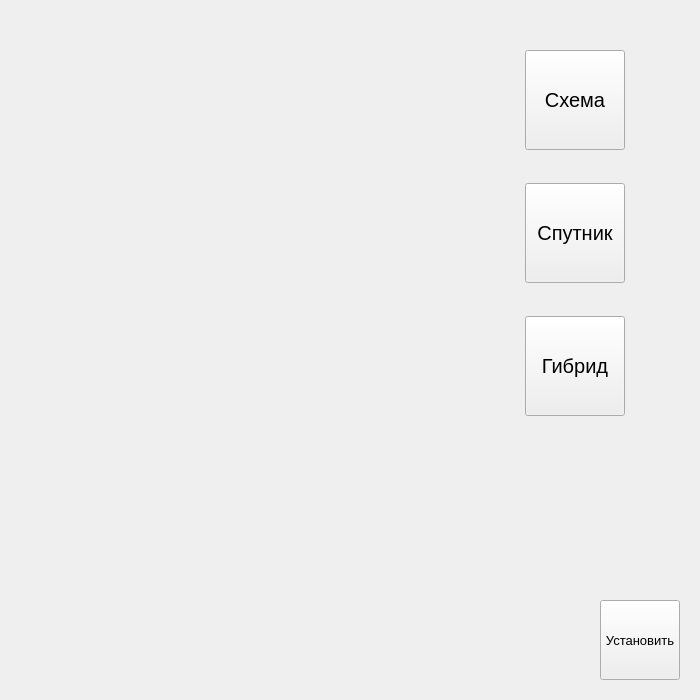
Alexandr-Gavrin/MapAPI, file Map.ui: the form before one commit.
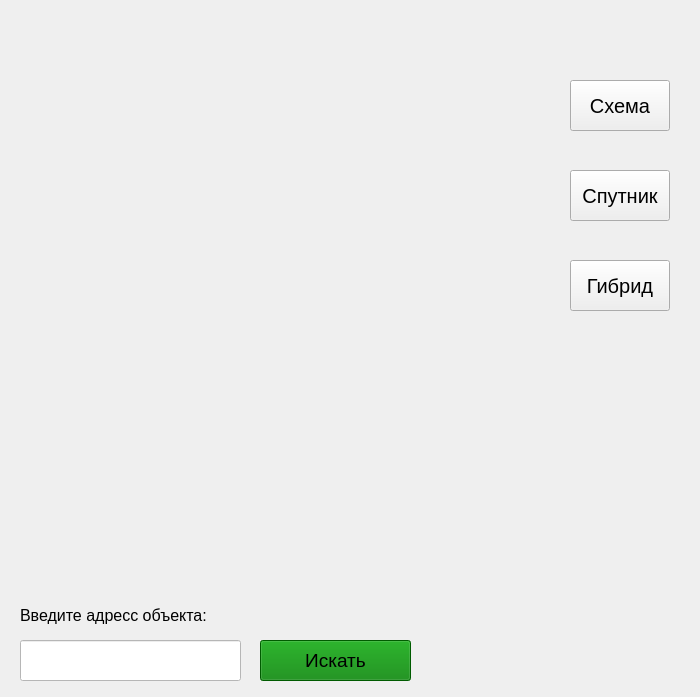
The form after the commit.

```diff
--- a/Map.ui
+++ b/Map.ui
@@ -7,7 +7,7 @@
     <x>0</x>
     <y>0</y>
     <width>700</width>
-    <height>700</height>
+    <height>697</height>
    </rect>
   </property>
   <property name="windowTitle">
@@ -16,10 +16,10 @@
   <widget class="QLabel" name="map">
    <property name="geometry">
     <rect>
-     <x>50</x>
-     <y>50</y>
-     <width>400</width>
-     <height>400</height>
+     <x>20</x>
+     <y>20</y>
+     <width>521</width>
+     <height>471</height>
     </rect>
    </property>
    <property name="text">
@@ -29,10 +29,10 @@
   <widget class="QPushButton" name="btn_map">
    <property name="geometry">
     <rect>
-     <x>525</x>
-     <y>50</y>
+     <x>570</x>
+     <y>80</y>
      <width>100</width>
-     <height>100</height>
+     <height>51</height>
     </rect>
    </property>
    <property name="font">
@@ -47,10 +47,10 @@
   <widget class="QPushButton" name="btn_sat">
    <property name="geometry">
     <rect>
-     <x>525</x>
-     <y>183</y>
+     <x>570</x>
+     <y>170</y>
      <width>100</width>
-     <height>100</height>
+     <height>51</height>
     </rect>
    </property>
    <property name="font">
@@ -65,10 +65,10 @@
   <widget class="QPushButton" name="btn_sat_skl">
    <property name="geometry">
     <rect>
-     <x>525</x>
-     <y>316</y>
+     <x>570</x>
+     <y>260</y>
      <width>100</width>
-     <height>100</height>
+     <height>51</height>
     </rect>
    </property>
    <property name="font">
@@ -83,19 +83,58 @@
   <widget class="QPushButton" name="btn_reload">
    <property name="geometry">
     <rect>
-     <x>600</x>
+     <x>260</x>
+     <y>640</y>
+     <width>151</width>
+     <height>41</height>
+    </rect>
+   </property>
+   <property name="font">
+    <font>
+     <pointsize>14</pointsize>
+    </font>
+   </property>
+   <property name="styleSheet">
+    <string notr="true">background: green;</string>
+   </property>
+   <property name="text">
+    <string>Искать</string>
+   </property>
+  </widget>
+  <widget class="QLineEdit" name="line_to_search">
+   <property name="geometry">
+    <rect>
+     <x>20</x>
+     <y>640</y>
+     <width>221</width>
+     <height>41</height>
+    </rect>
+   </property>
+   <property name="font">
+    <font>
+     <pointsize>12</pointsize>
+    </font>
+   </property>
+   <property name="styleSheet">
+    <string notr="true">background-color: rgb(255, 255, 255);</string>
+   </property>
+  </widget>
+  <widget class="QLabel" name="label">
+   <property name="geometry">
+    <rect>
+     <x>20</x>
      <y>600</y>
-     <width>80</width>
-     <height>80</height>
+     <width>251</width>
+     <height>31</height>
     </rect>
    </property>
    <property name="font">
     <font>
-     <pointsize>10</pointsize>
+     <pointsize>12</pointsize>
     </font>
    </property>
    <property name="text">
-    <string>Установить</string>
+    <string>Введите адресс объекта:</string>
    </property>
   </widget>
  </widget>
```
Left out of the diff: 2 changed lines with no effect on the pictures.
